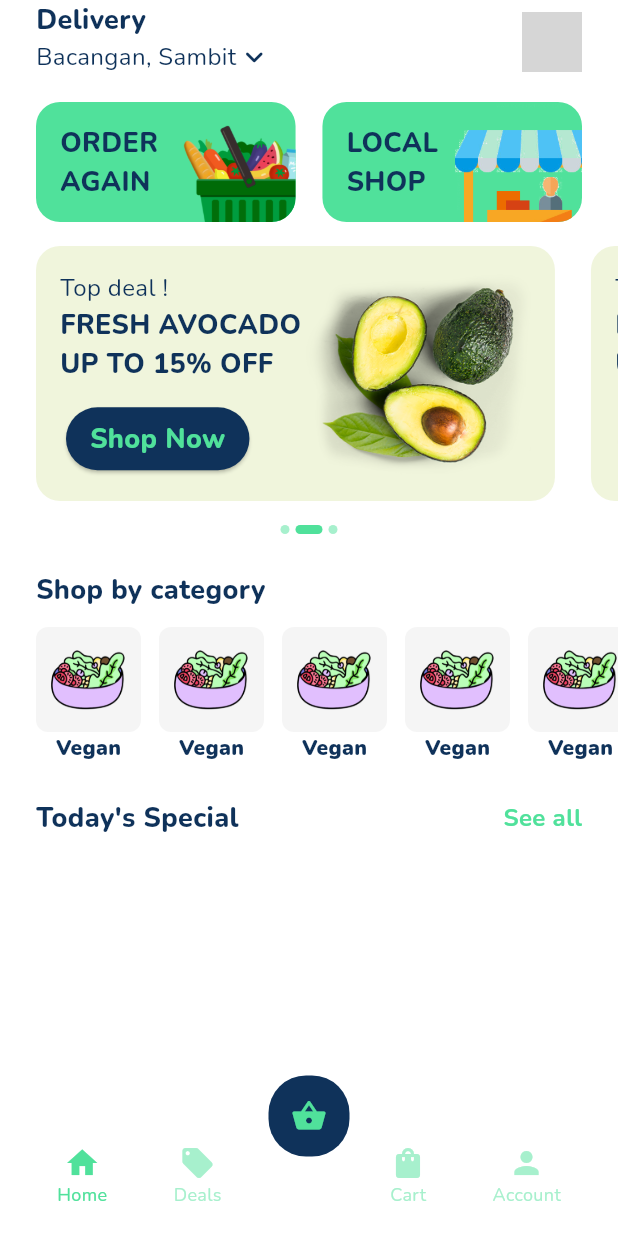
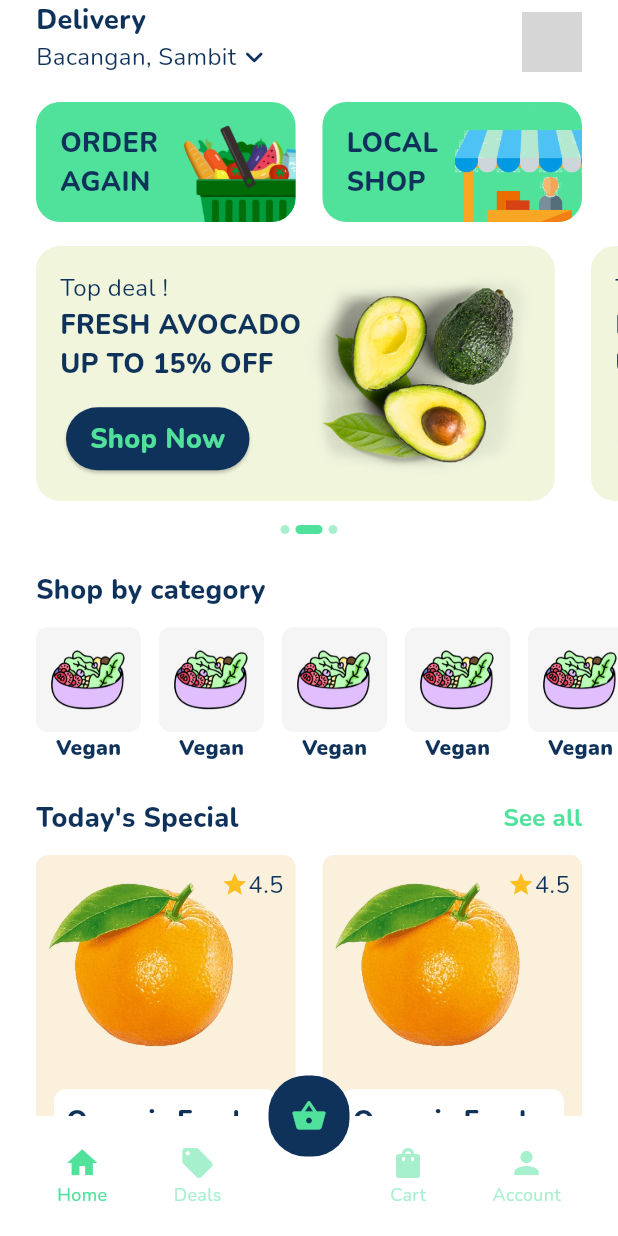
Before and after one commit to douglasrsantos/challenge_bento, a Flutter app: the screen it shows after launch, on a phone screen of 412 x 824 dp. Run offline on Flutter 3.47's test engine with Material 3 defaults, Android fonts, the light colour scheme and no system bars; drawn by our look-alikes of smooth_page_indicator; our stand-ins replace get_it, go_router, google_fonts, mobx; generated files the repository leaves out were written again; grey boxes are pictures that could not be loaded.

Commit message:
created items of section today's special on home screen

```diff
--- a/database/data.json
+++ b/database/data.json
@@ -57,25 +57,15 @@
             "id": 1,
             "name": "orange",
             "rating": 4.5,
-            "image": "orange-1.png"
+            "image": "orange-1.png",
+            "colorCode": "FAF0DC"
         },
         {
             "id": 2,
             "name": "cabbage",
             "rating": 4.5,
-            "image": "cabbage-1.png"
-        },
-        {
-            "id": 3,
-            "name": "dragon_fruit",
-            "rating": 4.8,
-            "image": "dragon-fruit-1.png"
-        },
-        {
-            "id": 4,
-            "name": "coconut",
-            "rating": 4.2,
-            "image": "coconut-1.png"
+            "image": "cabbage-1.png",
+            "colorCode": "E6FADC"
         }
     ],
     "products": [
--- a/lib/app/core/ui/app_colors.dart
+++ b/lib/app/core/ui/app_colors.dart
@@ -9,4 +9,5 @@ class AppColors {
   static Color vegetarianGreen = const Color(0xFFC3F0C0);
   static Color halalFoodYellow = const Color(0xFFF0F0BE);
   static Color glutenFreeBlue = const Color(0xFFC3F0F0);
+  static Color ratingStar = const Color(0xFFFCBE21);
 }
--- a/lib/app/core/ui/app_images.dart
+++ b/lib/app/core/ui/app_images.dart
@@ -3,4 +3,5 @@ class AppImages {
   static const localShop = 'assets/images/local-shop.png';
   static const avocado = 'assets/images/avocado.png';
   static const veganCategory = 'assets/images/vegan.png';
+  static const orange1 = 'assets/images/orange-1.png';
 }
--- /dev/null
+++ b/lib/app/modules/home/home_widgets/card_product.dart
@@ -0,0 +1,67 @@
+import 'package:flutter/material.dart';
+
+import 'package:challenge_bento/app/core/ui/ui.dart';
+
+class CardProduct extends StatelessWidget {
+  const CardProduct({super.key});
+
+  @override
+  Widget build(BuildContext context) {
+    return Container(
+      width: MediaQuery.of(context).size.width * 0.42,
+      decoration: BoxDecoration(
+        borderRadius: BorderRadius.circular(8),
+        color: Color(0xFFFAF0DC),
+      ),
+      child: Column(
+        children: [
+          Stack(
+            children: [
+              SizedBox(
+                height: MediaQuery.of(context).size.width * 0.35,
+                width: MediaQuery.of(context).size.width * 0.35,
+                child: Image.asset(AppImages.orange1),
+              ),
+              Align(
+                alignment: Alignment.topRight,
+                child: Padding(
+                  padding: const EdgeInsets.all(8),
+                  child: Row(
+                    mainAxisSize: MainAxisSize.min,
+                    children: [
+                      Icon(
+                        Icons.star,
+                        size: 18,
+                        color: AppColors.ratingStar,
+                      ),
+                      Text(
+                        '4.5',
+                        style: AppFonts.additionalInfoTexts,
+                      ),
+                    ],
+                  ),
+                ),
+              ),
+            ],
+          ),
+          Padding(
+            padding: const EdgeInsets.all(12),
+            child: Container(
+              padding: const EdgeInsets.all(8),
+              decoration: BoxDecoration(
+                borderRadius: BorderRadius.circular(8),
+                color: AppColors.backgroundColor,
+              ),
+              child: Text(
+                'Organic Fresh Green Cabbage',
+                style: AppFonts.emphasisHome,
+                maxLines: 2,
+                overflow: TextOverflow.ellipsis,
+              ),
+            ),
+          ),
+        ],
+      ),
+    );
+  }
+}
--- a/lib/app/modules/home/home_widgets/home_screen.dart
+++ b/lib/app/modules/home/home_widgets/home_screen.dart
@@ -14,7 +14,8 @@ class HomeScreen extends StatelessWidget {
 
   @override
   Widget build(BuildContext context) {
-    return Column(
+    return SingleChildScrollView(
+      child: Column(
         children: [
           InitialButtons(
             onTapOrderAgain: onTapOrderAgain,
@@ -29,7 +30,9 @@ class HomeScreen extends StatelessWidget {
             rightText: 'See all',
             onTapRightText: () {},
           ),
+          const ProductsTodaysSpecial()
         ],
+      ),
     );
   }
 }
--- a/lib/app/modules/home/home_widgets/home_widgets.dart
+++ b/lib/app/modules/home/home_widgets/home_widgets.dart
@@ -10,3 +10,5 @@ export './banner_list_indicator.dart';
 export './session_title.dart';
 export './categories_list.dart';
 export './content_categories_list.dart';
+export './products_todays_special.dart';
+export './card_product.dart';
--- /dev/null
+++ b/lib/app/modules/home/home_widgets/products_todays_special.dart
@@ -0,0 +1,21 @@
+import 'package:flutter/material.dart';
+
+import 'package:challenge_bento/app/modules/home/home_widgets/home_widgets.dart';
+
+class ProductsTodaysSpecial extends StatelessWidget {
+  const ProductsTodaysSpecial({super.key});
+
+  @override
+  Widget build(BuildContext context) {
+    return Padding(
+      padding: const EdgeInsets.fromLTRB(24, 0, 24, 120),
+      child: Row(
+        children: [
+          CardProduct(),
+          const Spacer(),
+          CardProduct(),
+        ],
+      ),
+    );
+  }
+}
--- /dev/null
+++ b/lib/app/modules/item_detail/item_detail.dart
@@ -0,0 +1 @@
+export 'item_detail_page.dart';
--- a/lib/app/modules/product/product_page.dart
+++ b/lib/app/modules/item_detail/item_detail_page.dart
@@ -1,7 +1,7 @@
 import 'package:flutter/material.dart';
 
-class ProductPage extends StatelessWidget {
-  const ProductPage({super.key});
+class ItemDetailPage extends StatelessWidget {
+  const ItemDetailPage({super.key});
 
   @override
   Widget build(BuildContext context) {
--- a/lib/app/modules/product/product.dart
+++ /dev/null
@@ -1 +0,0 @@
-export './product_page.dart';
```
Also changed, not shown: assets/images/coconut-1.png (deleted), assets/images/coconut-2.png (deleted), assets/images/dragon-fruit-1.png (deleted), assets/images/salad-575436_1280.png (deleted). Lines whose indentation alone changed are shown as unchanged.
